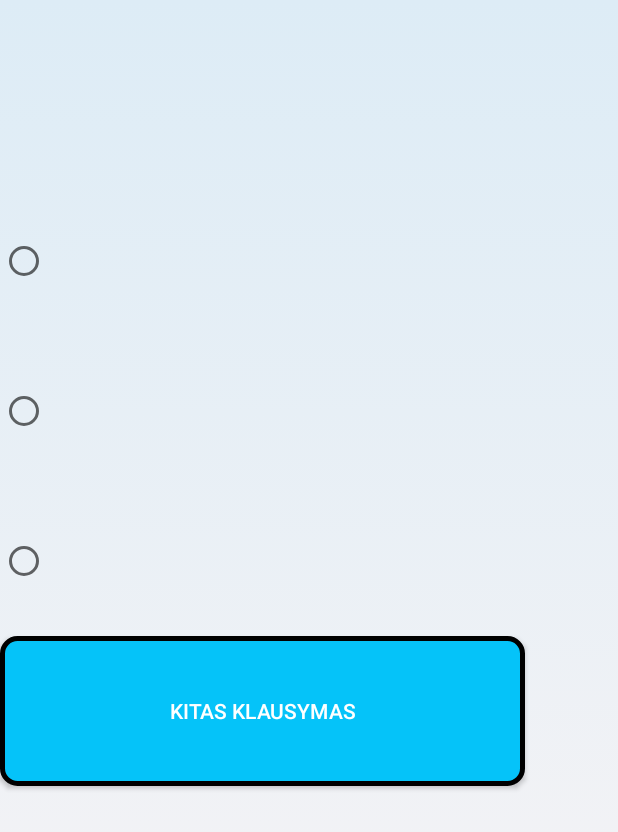
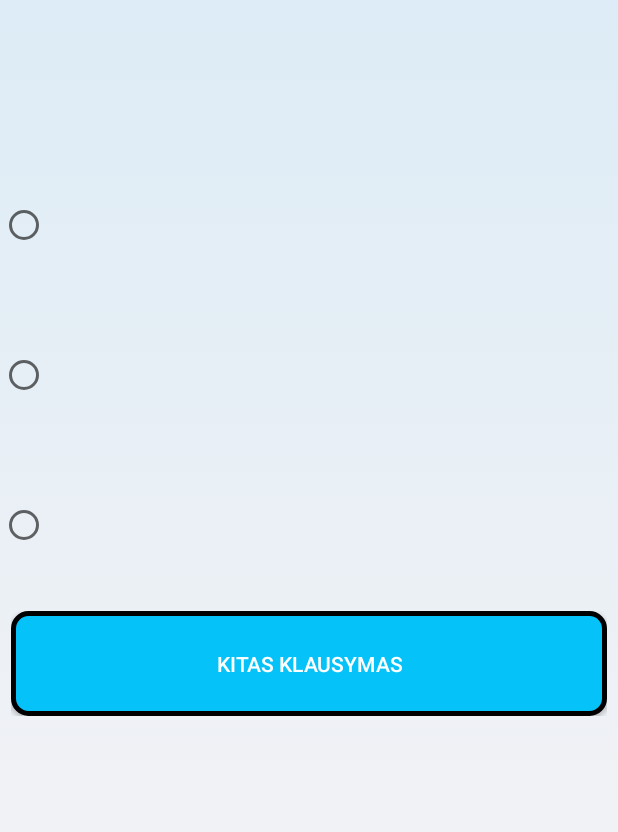
Before and after one commit to violetine/apk_kpa, an Android app: the layout klausymas.xml on its own in the app's theme, with its tools: preview values and no code run, on a phone screen of 412 x 824 dp. Shown: the top 832 px of the screen. Run offline under Robolectric (Android 15) with nearby library versions, the phone set to English and light mode, and no system bars.

Commit message:
pakeistas mygtuku dydis

```diff
--- a/app/src/main/res/layout/klausymas.xml
+++ b/app/src/main/res/layout/klausymas.xml
@@ -1,9 +1,9 @@
-<?xml version="1.0" encoding="utf-8"?>
+<LinearLayout xmlns:android="http://schemas.android.com/apk/res/android"
+    android:orientation="vertical"
+    android:layout_width="fill_parent"
+    android:layout_height="fill_parent"
+    android:background="@drawable/bg_colormix">
 
-<LinearLayout xmlns:android="http://schemas.android.com/apk/res/android"
-    android:orientation="vertical" android:layout_width="match_parent"
-    android:layout_height="match_parent"
-    android:background="@drawable/bg_colormix">
 
 
         <TextView
@@ -17,11 +17,11 @@
             android:textStyle="bold"/>
     <RadioGroup
         android:id="@+id/group1"
-        android:layout_width="wrap_content"
+        android:layout_width="fill_parent"
         android:layout_height="wrap_content"
         android:layout_alignParentLeft="true"
         android:layout_below="@+id/textView1"
-        android:layout_marginTop="24dp" >
+ >
 
     <RadioButton
         android:layout_width="350dp"
@@ -40,16 +40,21 @@
         android:id="@+id/ats3" />
     </RadioGroup>
 
+    <LinearLayout
+        android:orientation="vertical"
+        android:layout_width="fill_parent"
+        android:layout_height="wrap_content"
+        android:layout_alignParentBottom="true"
+        android:padding="7dp"
+        >
     <Button
-        android:layout_width="350dp"
-        android:layout_height="100dp"
+        android:layout_width="match_parent"
+        android:layout_height="70dp"
         android:text="Kitas klausymas"
         android:background="@drawable/rounded_corner"
         android:textColor="#fff"
         android:id="@+id/submit"
         android:onClick="ats"/>
-
-
-
+    </LinearLayout>
 
 </LinearLayout>
--- a/app/src/main/res/layout/loged_in_admin.xml
+++ b/app/src/main/res/layout/loged_in_admin.xml
@@ -25,7 +25,8 @@
     <RelativeLayout
         android:layout_width="match_parent"
         android:layout_height="90dp"
-        android:layout_weight="0.15">
+        android:layout_weight="0.15"
+        android:padding="7dp">
 
         <Button
             android:id = "@+id/kurtiApklausaBtn"
--- a/app/src/main/res/layout/login.xml
+++ b/app/src/main/res/layout/login.xml
@@ -75,11 +75,10 @@
     <!--loginas-->
     <Button
         android:id="@+id/loginBtn"
-        android:layout_width="fill_parent"
-        android:layout_height="wrap_content"
+        android:layout_width="match_parent"
+        android:layout_height="70dp"
         android:layout_marginTop="20dip"
         android:text="Prisijungti"
-        android:layout_weight="0.37"
         android:background="@drawable/rounded_corner"
         android:textColor="#fff"
         android:textStyle="bold" />
--- a/app/src/main/res/layout/register.xml
+++ b/app/src/main/res/layout/register.xml
@@ -5,6 +5,7 @@
     android:layout_height="match_parent"
     android:baselineAligned="false"
     android:weightSum="1"
+    android:padding="7dp"
     android:background="#fff">
 
     <TextView
@@ -119,12 +120,11 @@
         android:layout_weight="0.30" />
 
     <Button
-        android:layout_width="364dp"
-        android:layout_height="wrap_content"
+        android:layout_width="match_parent"
+        android:layout_height="70dp"
         android:text="Registruotis"
         android:id="@+id/regBtn"
         android:layout_gravity="center_horizontal"
-        android:layout_weight="0.36"
         android:background="@drawable/rounded_corner"
         android:textColor="#fff"
         android:textStyle="bold"
```
Also changed, not shown: app/src/main/res/layout/keisti_psw.xml (+6 -5 lines), app/src/main/res/layout/mano_duomenys.xml (+3 -4 lines).
